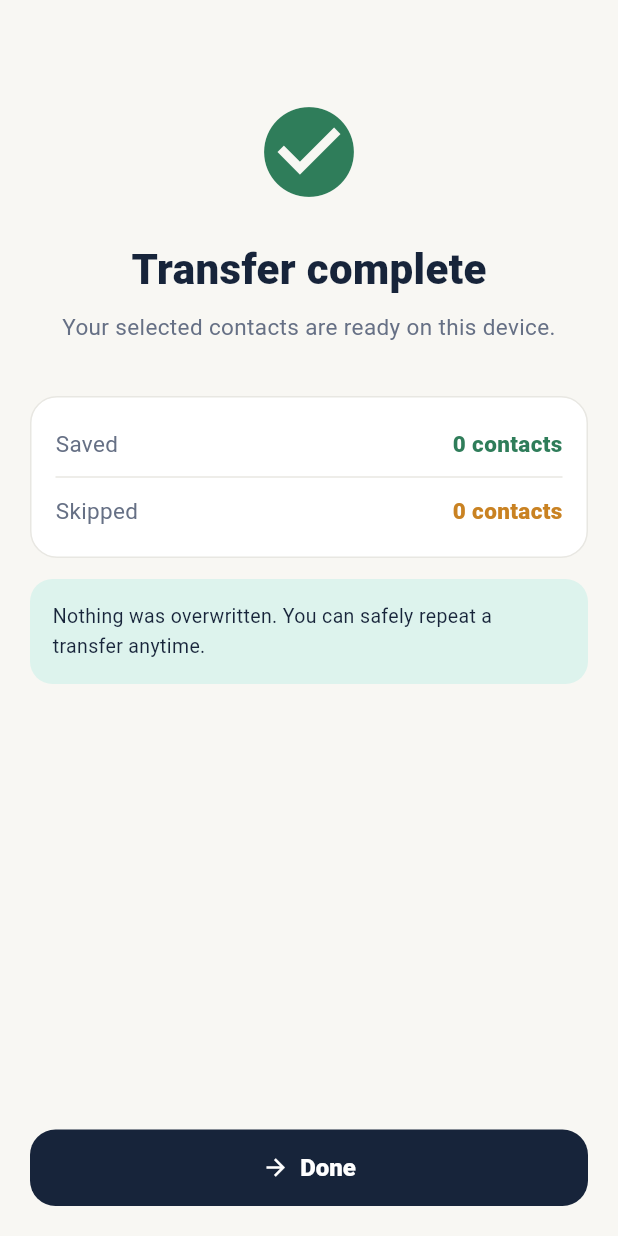
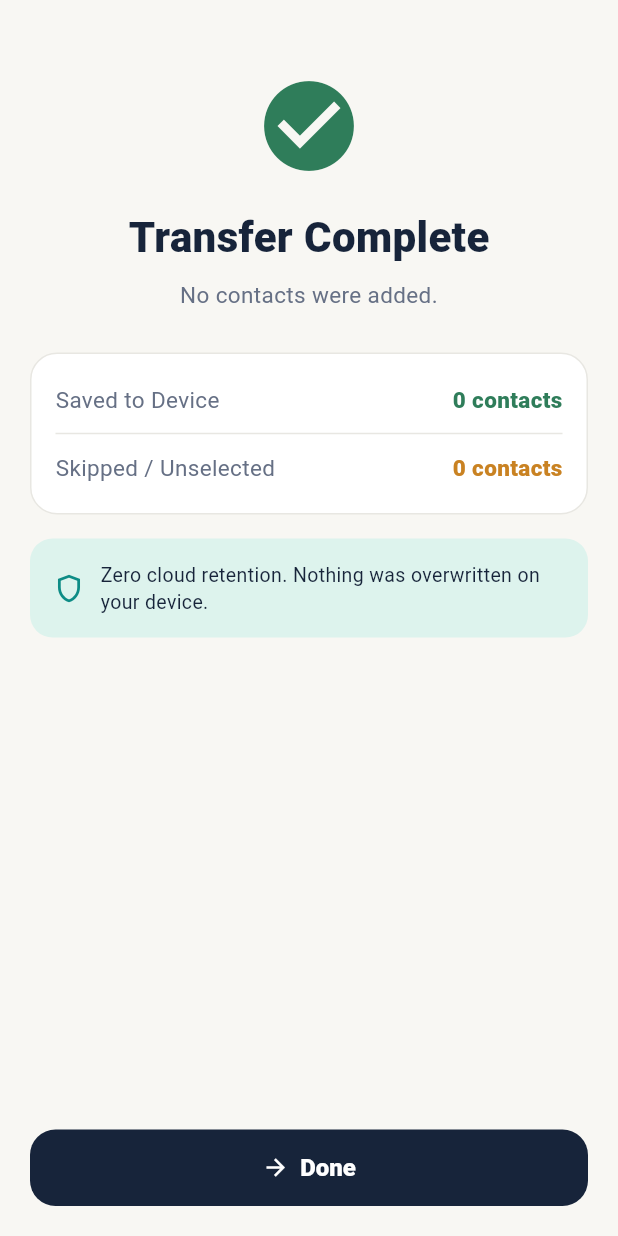
Before and after one commit to kuroi17/Qiwii-Easy-Contact-Share-QR, a Flutter app: the ResultScreen widget shown alone on an empty page, opened directly with empty values, on a phone screen of 412 x 824 dp. Run offline on Flutter 3.47's test engine with Material 3 defaults, Android fonts, the light colour scheme and no system bars; our stand-ins replace flutter_contacts, flutter_riverpod, permission_handler, qr_flutter; missing offline and left inert: mobile_scanner.

Commit message:
feat(phase5): implement duplicate detection, selective resolution, and native batch contact importer

```diff
--- a/contactqr_flutter/lib/features/import/presentation/result_screen.dart
+++ b/contactqr_flutter/lib/features/import/presentation/result_screen.dart
@@ -4,6 +4,7 @@ import '../../../core/widgets/card_box.dart';
 import '../../../core/widgets/primary_button.dart';
 import '../../../core/widgets/shell.dart';
 import '../../../core/widgets/summary_row.dart';
+import '../../../data/models/contact_model.dart';
 
 class ResultScreen extends StatelessWidget {
   const ResultScreen({
@@ -11,11 +12,17 @@ class ResultScreen extends StatelessWidget {
     required this.count,
     this.skippedCount = 0,
     this.failedCount = 0,
+    this.savedContacts = const [],
+    this.skippedContacts = const [],
+    this.failedContacts = const [],
   });
 
   final int count;
   final int skippedCount;
   final int failedCount;
+  final List<AppContact> savedContacts;
+  final List<AppContact> skippedContacts;
+  final List<AppContact> failedContacts;
 
   @override
   Widget build(BuildContext context) => Shell(
@@ -23,37 +30,45 @@ class ResultScreen extends StatelessWidget {
       children: [
         Expanded(
           child: SingleChildScrollView(
-            padding: const EdgeInsets.fromLTRB(20, 65, 20, 20),
+            padding: const EdgeInsets.fromLTRB(20, 48, 20, 20),
             child: Column(
               children: [
-                const Icon(Icons.check_circle, color: AppColors.success, size: 72),
-                const SizedBox(height: 22),
-                const Text(
-                  'Transfer complete',
-                  style: TextStyle(
+                Icon(
+                  failedCount > 0 && count == 0 ? Icons.error_outline : Icons.check_circle,
+                  color: failedCount > 0 && count == 0 ? Colors.red : AppColors.success,
+                  size: 72,
+                ),
+                const SizedBox(height: 18),
+                Text(
+                  failedCount > 0 && count == 0 ? 'Import Failed' : 'Transfer Complete',
+                  style: const TextStyle(
                     color: AppColors.navy,
                     fontSize: 28,
                     fontWeight: FontWeight.w800,
                   ),
                 ),
                 const SizedBox(height: 8),
-                const Text(
-                  'Your selected contacts are ready on this device.',
+                Text(
+                  count > 0
+                      ? 'Your selected contacts have been added directly to your device address book.'
+                      : 'No contacts were added.',
                   textAlign: TextAlign.center,
-                  style: TextStyle(color: AppColors.slate, fontSize: 15),
+                  style: const TextStyle(color: AppColors.slate, fontSize: 15),
                 ),
-                const SizedBox(height: 36),
+                const SizedBox(height: 28),
+
+                // Metrics Box
                 CardBox(
                   child: Column(
                     children: [
                       SummaryRow(
-                        label: 'Saved',
+                        label: 'Saved to Device',
                         value: '$count contacts',
                         color: AppColors.success,
                       ),
                       const Divider(color: AppColors.border),
                       SummaryRow(
-                        label: 'Skipped',
+                        label: 'Skipped / Unselected',
                         value: '$skippedCount contacts',
                         color: AppColors.amber,
                       ),
@@ -68,7 +83,9 @@ class ResultScreen extends StatelessWidget {
                     ],
                   ),
                 ),
-                const SizedBox(height: 14),
+                const SizedBox(height: 16),
+
+                // Reassurance Banner
                 Container(
                   width: double.infinity,
                   padding: const EdgeInsets.all(15),
@@ -76,9 +93,17 @@ class ResultScreen extends StatelessWidget {
                     color: AppColors.mint,
                     borderRadius: BorderRadius.circular(15),
                   ),
-                  child: const Text(
-                    'Nothing was overwritten. You can safely repeat a transfer anytime.',
-                    style: TextStyle(color: AppColors.navy, fontSize: 13, height: 1.5),
+                  child: const Row(
+                    children: [
+                      Icon(Icons.shield_outlined, color: AppColors.teal, size: 22),
+                      SizedBox(width: 10),
+                      Expanded(
+                        child: Text(
+                          'Zero cloud retention. Nothing was overwritten on your device.',
+                          style: TextStyle(color: AppColors.navy, fontSize: 13, height: 1.4),
+                        ),
+                      ),
+                    ],
                   ),
                 ),
               ],
```
Also changed, not shown: contactqr_flutter/lib/data/repositories/contact_repository.dart (+7 -7 lines), contactqr_flutter/lib/features/import/presentation/received_screen.dart (+51 -3 lines), contactqr_flutter/lib/features/import/presentation/widgets/save_sheet.dart (+80 -17 lines), contactqr_flutter/lib/features/import/providers/receiver_provider.dart (+94 -14 lines), 3 other files.
